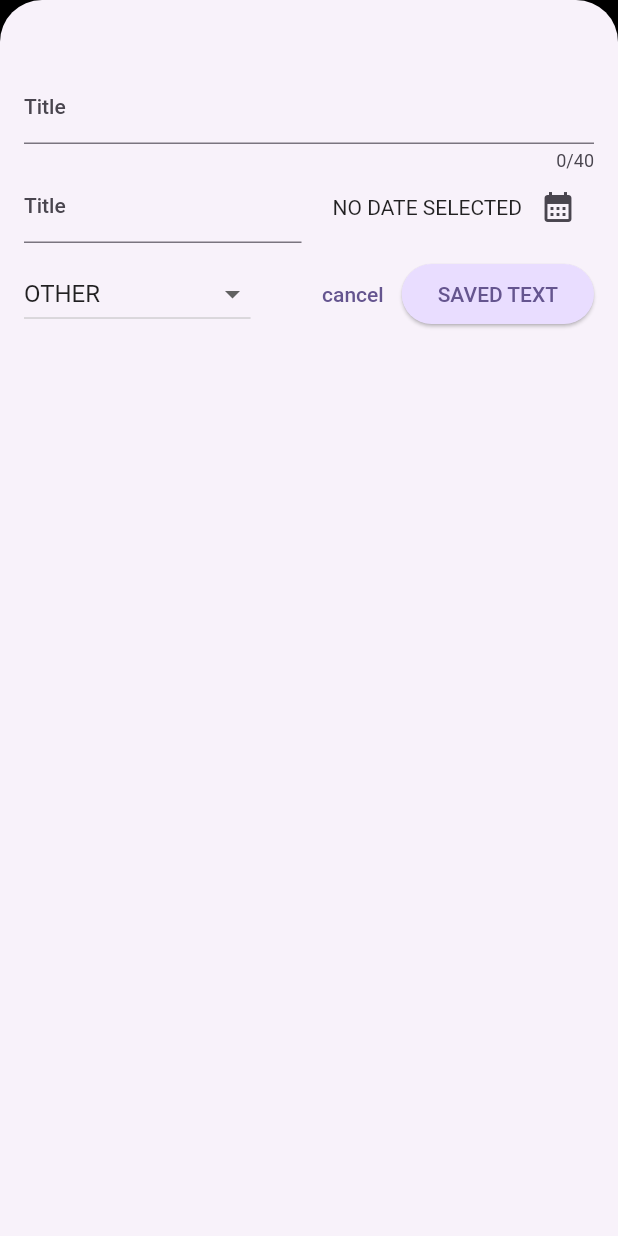
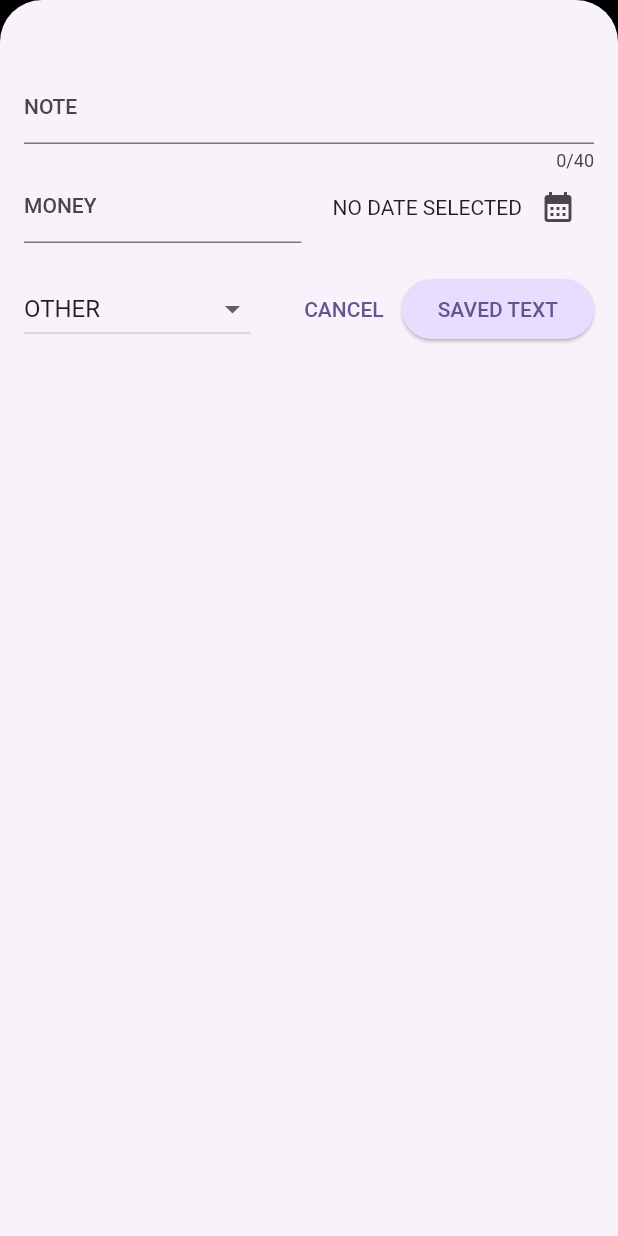
Before and after one commit to ilakshaygupt/flutter_demo_app, a Flutter app: the screen it shows after launch, after a tap on the "dark mode" icon, after a tap on the "add" icon, on a phone screen of 412 x 824 dp. Run offline on Flutter 3.47's test engine with Material 2 defaults, Android fonts, the phone set to English and light mode, and no system bars; our stand-ins replace google_fonts.

Commit message:
added few functionalities

```diff
--- a/expense_manager/lib/widget/new_expense.dart
+++ b/expense_manager/lib/widget/new_expense.dart
@@ -81,7 +81,10 @@ class _NewExpenseState extends State<NewExpense> {
               controller: _titleController,
               maxLength: 40,
               keyboardType: TextInputType.text,
-              decoration: const InputDecoration(label: Text('Title')),
+              decoration: const InputDecoration(
+                label: Text('NOTE'),
+                hintText: 'Food , Travel ...',
+              ),
             ),
             Row(
               children: [
@@ -90,7 +93,7 @@ class _NewExpenseState extends State<NewExpense> {
                   controller: _amountController,
                   keyboardType: TextInputType.number,
                   decoration: const InputDecoration(
-                      prefixText: '\$', label: Text('Title')),
+                      prefixText: '₹', label: Text('MONEY')),
                 )),
                 const SizedBox(width: 10),
                 Expanded(
@@ -110,7 +113,7 @@ class _NewExpenseState extends State<NewExpense> {
               ],
             ),
             const SizedBox(
-              height: 10,
+              height: 20,
             ),
             Row(
               children: [
@@ -134,7 +137,7 @@ class _NewExpenseState extends State<NewExpense> {
                     onPressed: () {
                       Navigator.pop(context);
                     },
-                    child: const Text('cancel')),
+                    child: const Text('CANCEL')),
                 ElevatedButton(
                     onPressed: () {
                       _submitExpenseData();
```
Also changed, not shown: expense_manager/lib/expenses.dart (+12 -2 lines), expense_manager/flutter_02.png (added).
